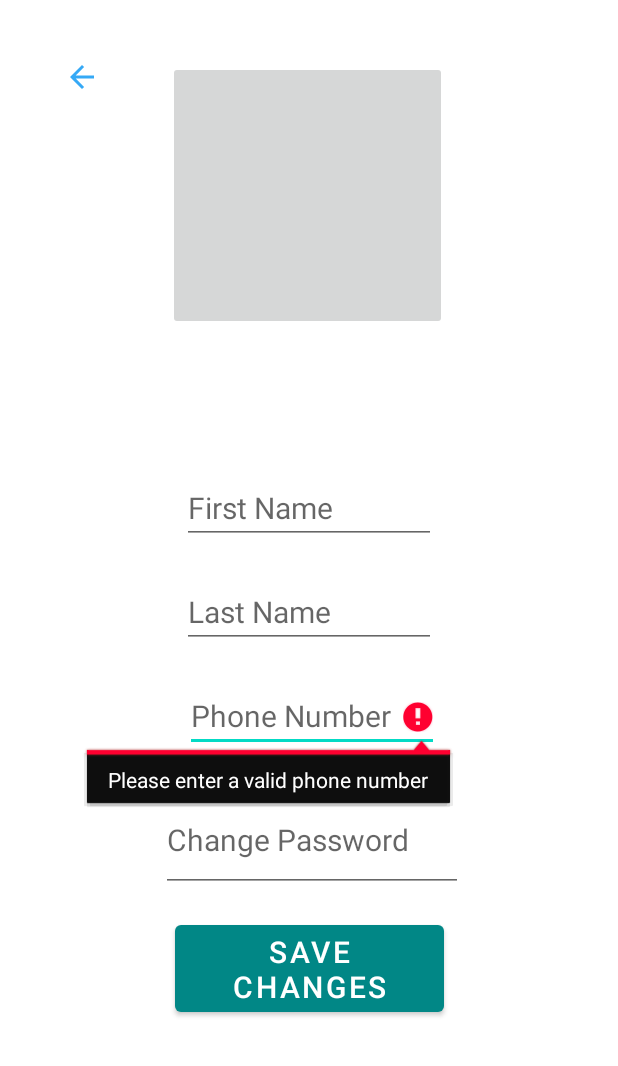
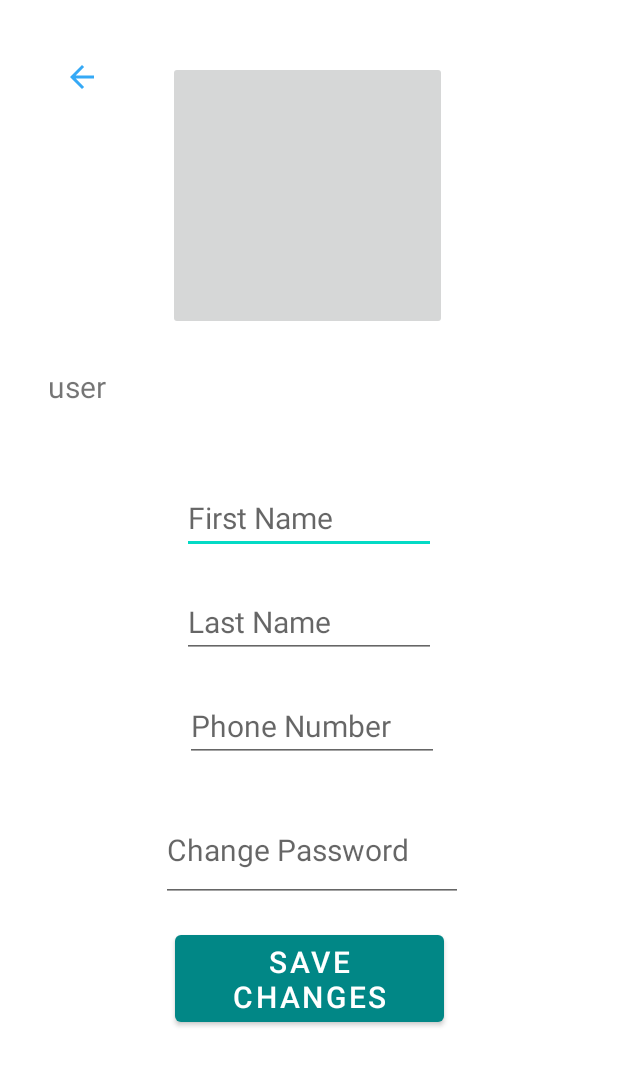
Before and after one commit to ciblorenzo12/EVO, an Android app: the User_Profile_picture screen opened directly, with no data from a screen before it, after a tap on "SAVE CHANGES", on a phone screen of 412 x 824 dp. Shown: the top 1066 px of the screen. Run offline under Robolectric (Android 15) with nearby library versions, the phone set to English and light mode, and no system bars; our stand-ins replace Firebase (no records; nobody signed in at launch, a user with empty details on screens opened directly).

Commit message:
Got phone to update on database

```diff
--- a/app/src/main/java/com/evopackage/evo/User_Profile_picture.java
+++ b/app/src/main/java/com/evopackage/evo/User_Profile_picture.java
@@ -12,7 +12,10 @@ import android.widget.TextView;
 
 import com.google.firebase.auth.FirebaseAuth;
 import com.google.firebase.auth.FirebaseUser;
+import com.google.firebase.database.DatabaseReference;
 import com.google.firebase.database.FirebaseDatabase;
+
+import java.util.Objects;
 
 public class User_Profile_picture extends AppCompatActivity implements View.OnClickListener {
     //Firebase stuff
@@ -36,7 +39,7 @@ public class User_Profile_picture extends AppCompatActivity implements View.OnCl
         FirebaseUser user = _authetication.getCurrentUser();
         //UserID
         _userID = findViewById(R.id.UserID);
-        _userID.setText(user.getEmail());
+        _userID.setText(user.getUid());
         //EditText
         _firstName = findViewById(R.id.ProfFirstName);
         _lastName = findViewById(R.id.ProfLastName);
@@ -76,18 +79,20 @@ public class User_Profile_picture extends AppCompatActivity implements View.OnCl
 
 
 
-        //User_information info = User_information()
+        //User_information info = User_information();
 
-
-
-        if(_PhoneNum.isEmpty()){
-            _phoneNumber.setError("Please enter a valid phone number");
-            _phoneNumber.requestFocus();
-            return;
+        FirebaseUser user = _authetication.getCurrentUser();
+        String path = user.getUid();
+        DatabaseReference Ref = _database.getReference("users/"+user.getUid()+"/_phone");
+        if(!_PhoneNum.isEmpty()){
+            //_database.getReference("users").child(Objects.requireNonNull(FirebaseAuth.getInstance().getCurrentUser()).getUid()).child("_phone").setValue(_phoneNumber);
+            //_database.
+            //Ref.child(user.getUid()).child("_phone").setValue(_PhoneNum);
+            Ref.setValue(_PhoneNum);
         }
 
         if(!_Password.isEmpty()){
-            if (_Password.length() < 6) {
+            if (_Password.length() < 8) {
 
                 _password.setError("Password must be a minimum of 8 characters");
 
@@ -100,7 +105,9 @@ public class User_Profile_picture extends AppCompatActivity implements View.OnCl
                 _password.requestFocus();
                 return;
             }
-            //user.updatePassword(_Password);
+            user.updatePassword(_Password);
+            _password.setText("");
+            _phoneNumber.setText("");
         }
     }
     public boolean HasCapitalLetters(String s){
--- a/app/src/main/res/layout/activity_user_profile_setting.xml
+++ b/app/src/main/res/layout/activity_user_profile_setting.xml
@@ -101,10 +101,10 @@
 
     <TextView
         android:id="@+id/UserID"
-        android:layout_width="169dp"
-        android:layout_height="45dp"
+        android:layout_width="348dp"
+        android:layout_height="52dp"
         android:layout_marginTop="24dp"
-        android:text=""
+        android:text="Email"
         android:textSize="20sp"
         app:layout_constraintEnd_toEndOf="parent"
         app:layout_constraintStart_toStartOf="parent"
```
